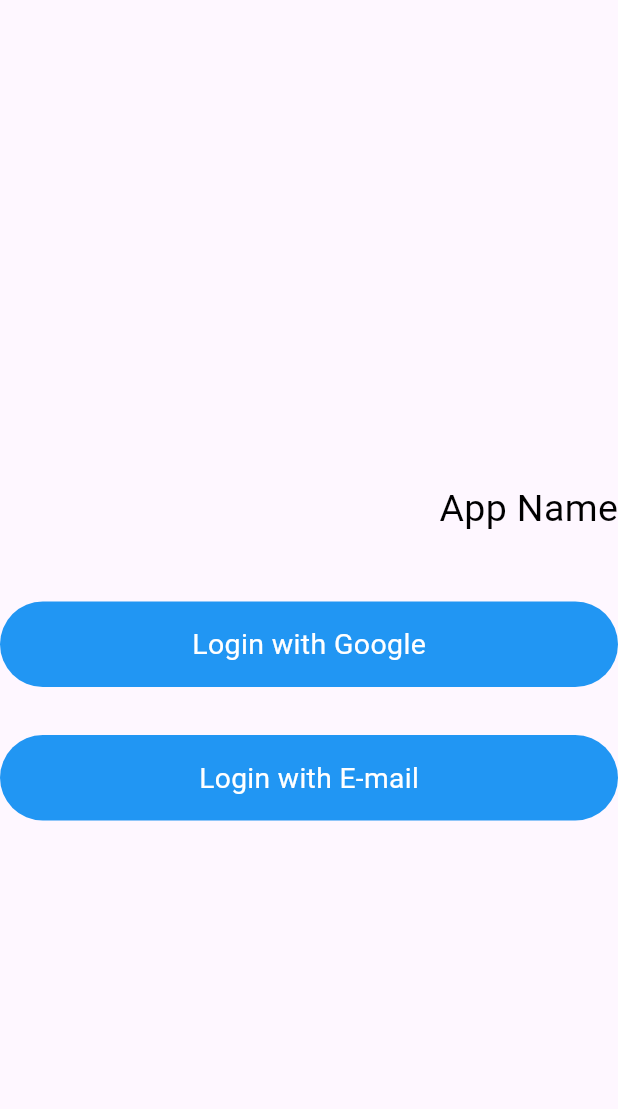
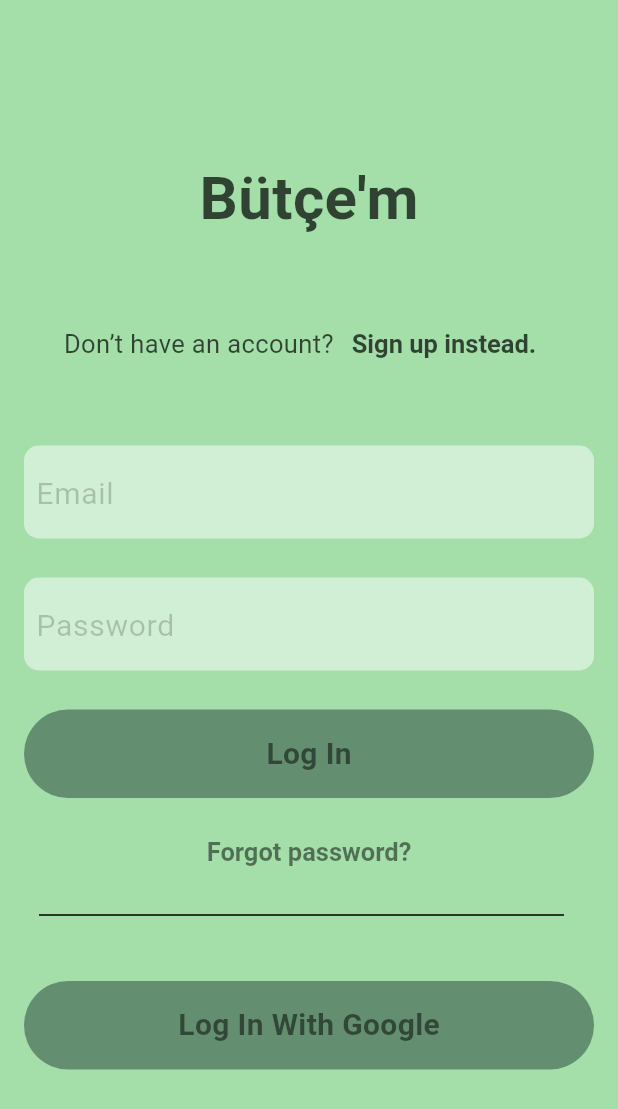
Before and after one commit to Keremovsky/F-34, a Flutter app: the screen it shows after launch, on a phone screen of 412 x 824 dp. Shown: the top 1109 px of the screen. Run offline on Flutter 3.47's test engine with Material 2 defaults, Android fonts, the phone set to English and light mode, and no system bars; our stand-ins replace firebase_auth, firebase_core, flutter_riverpod, google_sign_in; accounts and stored records are empty.

Commit message:
reconfigured login screen based on UI

```diff
--- a/lib/features/auth/screens/login_screen.dart
+++ b/lib/features/auth/screens/login_screen.dart
@@ -1,171 +1,220 @@
+import 'package:bootcamp_flutter/features/auth/controller/auth_controller.dart';
+import 'package:bootcamp_flutter/themes/palette.dart';
 import 'package:flutter/material.dart';
+import 'package:flutter_riverpod/flutter_riverpod.dart';
 
-class loginScreen extends StatefulWidget {
+import '../repository/auth_repository.dart';
+
+class loginScreen extends ConsumerStatefulWidget {
   const loginScreen({super.key});
 
   @override
-  State<loginScreen> createState() => _homePageState();
+  ConsumerState<loginScreen> createState() => _loginScreen();
 }
 
-class _homePageState extends State<loginScreen> {
+class _loginScreen extends ConsumerState<loginScreen> {
+  final _formKey = GlobalKey<FormState>();
+  final TextEditingController emailController = TextEditingController();
+  final TextEditingController passwordController = TextEditingController();
+
+  bool passwordVisible = false;
+
   @override
   Widget build(BuildContext context) {
     return Scaffold(
-      appBar: AppBar(),
-      body: Container(
+      backgroundColor: Palette.background,
+      body: Padding(
+        padding: EdgeInsets.all(16.0),
+        child: SingleChildScrollView(
           child: Column(
           mainAxisAlignment: MainAxisAlignment.center,
-              crossAxisAlignment: CrossAxisAlignment.end,
+          crossAxisAlignment: CrossAxisAlignment.center,
           children: [
-            const Text(
-              "App Name",
+            const SizedBox(
+              height: 88.0,
+            ),
+            Text(
+              "Bütçe'm",
               style: TextStyle(
-                color: Colors.black,
-                fontSize: 25,
+                color: Palette.titleText,
+                fontWeight: FontWeight.bold,
+                fontSize: 40,
+                shadows:[
+                  Shadow(
+                    offset: Offset(10,10),
+                    color: Color.fromARGB(0, 4, 4, 0),
+                  )
+                ]
               ),
             ),
             const SizedBox(
               height: 44.0,
             ),
+            Row(
+              mainAxisAlignment: MainAxisAlignment.center,
+              children: [
+                Text(
+              "Don’t have an account?",
+              style: TextStyle(
+                color: Palette.titleText,
+                fontSize: 17
+              ),
+            ),
+            Align(
+              child: TextButton(
+                style: TextButton.styleFrom(
+                  foregroundColor: Palette.titleText,
+                  textStyle: TextStyle(
+                    fontSize: 17,
+                    fontWeight: FontWeight.bold
+                  ),
+                ),
+                onPressed: () {}, //push sign up screen
+                child: const Text(
+                  'Sign up instead.'
+                )
+              ),
+            ),
+              ],
+            ),
+            SizedBox(
+              height: 44.0,
+            ),
+            Container(
+              height: 62,
+              decoration: BoxDecoration(
+                color: Palette.textFieldBackground,
+                borderRadius: BorderRadius.circular(10)
+              ),
+              child: Padding(
+                padding: const EdgeInsets.all(8.0),
+                child: TextFormField(
+                  keyboardType: TextInputType.emailAddress,
+                  controller: emailController,
+                  textInputAction: TextInputAction.done,
+                  decoration: InputDecoration(
+                    border: InputBorder.none,
+                    hintText: "Email",
+                    hintStyle: TextStyle(
+                      color: Palette.textFieldText,
+                      fontSize: 20,
+
+                    )
+                  ),
+                ),
+              ),
+            ),
+            const SizedBox(
+              height: 26.0,
+            ),
+            Container(
+              height: 62,
+              decoration: BoxDecoration(
+                color: Palette.textFieldBackground,
+                borderRadius: BorderRadius.circular(10),
+              ),
+              child: Padding(
+                padding: const EdgeInsets.all(8.0),
+                child: TextFormField(
+                  obscureText: true,
+                  controller: passwordController,
+                  textInputAction: TextInputAction.done,
+                  decoration: InputDecoration(
+                    hintText: "Password",
+                    border: InputBorder.none,
+                    hintStyle: TextStyle(
+                      color: Palette.textFieldText,
+                      fontSize: 20
+                    )
+                  )
+                ),
+              ),
+            ),
+            const SizedBox(
+              height: 26.0,
+            ),
             Container(
               width: double.infinity,
               child: RawMaterialButton(
-                  fillColor: Color.fromARGB(255, 33, 150, 243),
+                fillColor: Palette.buttonBackground,
                 elevation: 0.0,
                 padding: EdgeInsets.symmetric(vertical: 15.0),
                 shape: RoundedRectangleBorder(
                   borderRadius: BorderRadius.circular(30.0)),
-                  onPressed: () {},
+                onPressed:() async {
+                          final password = passwordController.text;
+                          final email = emailController.text;
+                            AuthController(
+                              authRepository: ref.watch(authRepositoryProvider)).loginWithMail(email,password,context);
+                        },
                 child: Text(
-                    "Login with Google",
+                  "Log In",
                   style: TextStyle(
-                      color: Colors.white,
-                      fontSize: 19,
+                    color: Palette.buttonText,
+                    fontSize: 20,
+                    fontWeight: FontWeight.bold
                   ),
-                  )),
+                )
+              ),
             ),
             SizedBox(
               height: 12.0,
             ),
+            Align(
+              child: TextButton(
+                style: TextButton.styleFrom(
+                  foregroundColor: Palette.buttonText,
+                  textStyle: TextStyle(
+                    fontSize: 17,
+                    fontWeight: FontWeight.bold),
+            ),
+            onPressed: () {}, //push forgot screen
+            child: const Text(
+              'Forgot password?')
+              ),
+            ),
+            Row(
+              children: <Widget>[
+                  Expanded(
+                      child: new Container(
+                        margin: const EdgeInsets.only(left: 10.0, right: 20.0),
+                        child: Divider(
+                          color: Colors.black,
+                          height: 36,
+                        )
+                      ),
+                  ),
+              ]
+            ),
             const SizedBox(
-              height: 20.0,
+              height: 26.0,
             ),
             Container(
               width: double.infinity,
               child: RawMaterialButton(
-                  fillColor: Color.fromARGB(255, 33, 150, 243),
+                  fillColor: Palette.buttonBackground,
                   elevation: 0.0,
                   padding: EdgeInsets.symmetric(vertical: 15.0),
                   shape: RoundedRectangleBorder(
                       borderRadius: BorderRadius.circular(30.0)),
                   onPressed: () {
-                    Navigator.of(context).push(
-                      MaterialPageRoute(
-                        builder: (context) {
-                          return Scaffold(
-                              appBar: AppBar(), body: loginMailScreen());
-                        },
-                      ),
-                    );
-                  },
+                            AuthController(
+                              authRepository: ref.watch(authRepositoryProvider)).signInWithGoogle(context);
+                  }, //Google login
                   child: Text(
-                    "Login with E-mail",
+                    "Log In With Google",
                     style: TextStyle(
-                      color: Colors.white,
-                      fontSize: 18.8,
+                      color: Palette.buttonText,
+                      fontSize: 20,
+                      fontWeight: FontWeight.bold
                     ),
                   )),
             ),
-            SizedBox(
-              height: 12.0,
+          ],
+
+        )
         ),
-          ])),
+        )
       );
     }
 }
-
-class loginMailScreen extends StatefulWidget {
-  const loginMailScreen({super.key});
-
-  @override
-  State<loginMailScreen> createState() => _loginMailScreen();
-}
-
-class _loginMailScreen extends State<loginMailScreen> {
-  @override
-  Widget build(BuildContext context) {
-    return Padding(
-        padding: EdgeInsets.all(16.0),
-        child: Column(
-          mainAxisAlignment: MainAxisAlignment.center,
-          crossAxisAlignment: CrossAxisAlignment.end,
-          children: [
-            const Text(
-              "App Name",
-              style: TextStyle(
-                color: Colors.black,
-                fontSize: 25,
-              ),
-            ),
-            const SizedBox(
-              height: 44.0,
-            ),
-            const TextField(
-              keyboardType: TextInputType.emailAddress,
-              decoration: InputDecoration(
-                hintText: "Email",
-                prefixIcon: Icon(Icons.mail, color: Colors.grey),
-              ),
-            ),
-            const SizedBox(
-              height: 26.0,
-            ),
-            const TextField(
-                obscureText: true,
-                decoration: InputDecoration(
-                  hintText: "Password",
-                  prefixIcon: Icon(Icons.remove_red_eye, color: Colors.grey),
-                )),
-            const SizedBox(
-              height: 12.0,
-            ),
-            const Text(
-              "Forget your password?",
-              style: TextStyle(color: Colors.blue),
-            ),
-            const SizedBox(
-              height: 88.0,
-            ),
-            Container(
-              width: double.infinity,
-              child: RawMaterialButton(
-                  fillColor: Color.fromARGB(255, 33, 150, 243),
-                  elevation: 0.0,
-                  padding: EdgeInsets.symmetric(vertical: 15.0),
-                  shape: RoundedRectangleBorder(
-                      borderRadius: BorderRadius.circular(30.0)),
-                  onPressed: () {},
-                  child: Text(
-                    "Login",
-                    style: TextStyle(
-                      color: Colors.white,
-                      fontSize: 18.8,
-                    ),
-                  )),
-            ),
-            SizedBox(
-              height: 12.0,
-            ),
-            Align(
-              child: const Text(
-                "Don't have account? Sign Up",
-                style: TextStyle(color: Colors.blue),
-              ),
-            ),
-            const SizedBox(
-              height: 88.0,
-            )
-          ],
-        ));
-  }
-}
--- a/lib/main.dart
+++ b/lib/main.dart
@@ -2,6 +2,7 @@ import 'package:bootcamp_flutter/features/auth/screens/login_screen.dart';
 import 'package:firebase_core/firebase_core.dart';
 import 'package:flutter/material.dart';
 import 'package:flutter_riverpod/flutter_riverpod.dart';
+
 import 'firebase_options.dart';
 
 void main() async {
--- a/lib/themes/palette.dart
+++ b/lib/themes/palette.dart
@@ -5,7 +5,7 @@ class Palette {
   static final titleText = Color(0xff000000).withOpacity(0.7);
   // text field part
   static final textFieldText = Color(0xff000000).withOpacity(0.2);
-  static final textFieldBackground = Color(0xff000000).withOpacity(0.25);
+  static final textFieldBackground = Color(0x7EFFFFFF).withOpacity(0.5);
   // button part
   static final buttonText = Color(0xff000000).withOpacity(0.5);
   static final buttonBackground = Color(0xff243E36).withOpacity(0.5);
```
Also changed, not shown: 1 other file. Lines whose indentation alone changed are shown as unchanged.
